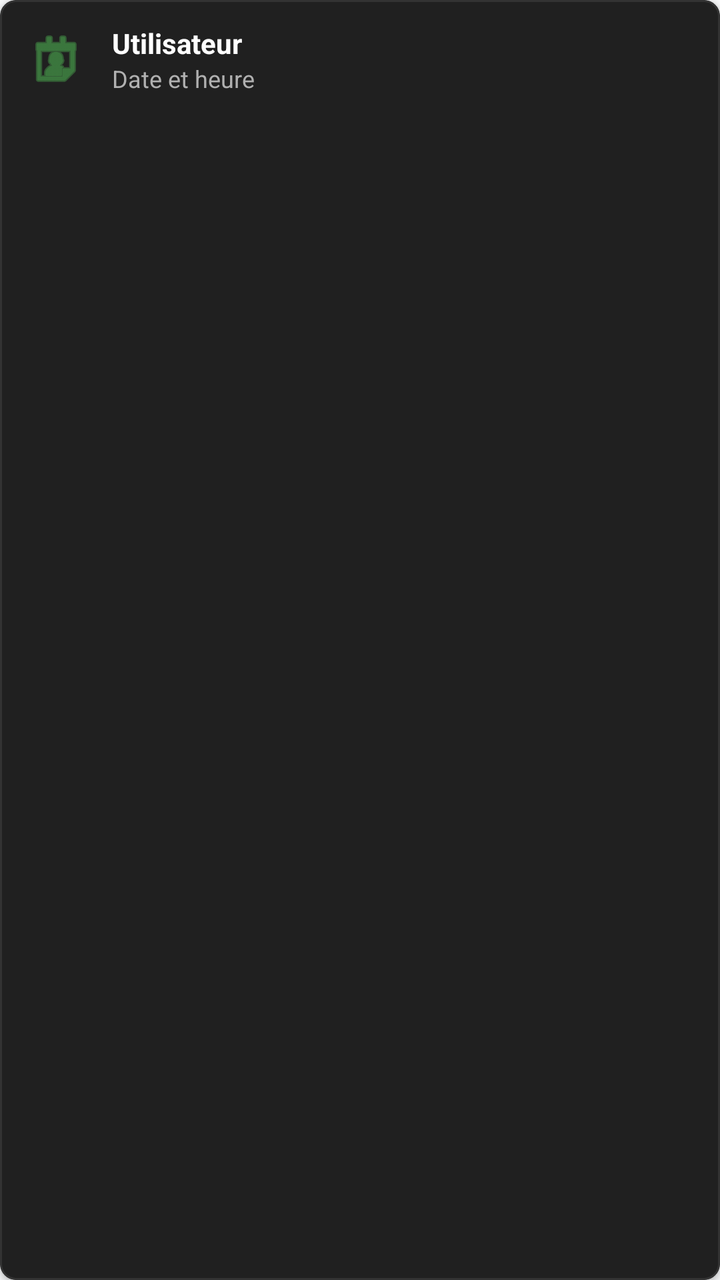
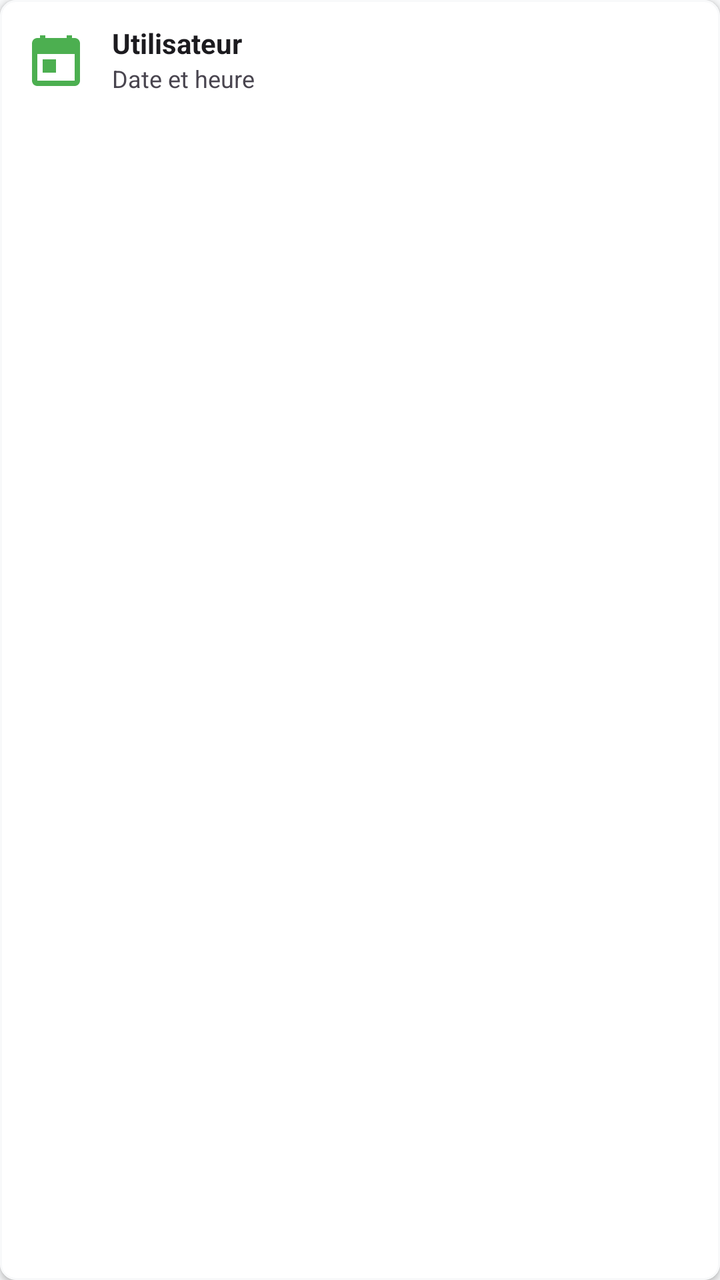

The first picture is an Android layout as it rendered before a commit; the second is the same layout after the commit. The layout source and the unified diff follow.
<!-- AndroidManifest.xml: application theme Theme.Poulailler_copilot -->
<!-- res/layout/item_login_history.xml -->
<?xml version="1.0" encoding="utf-8"?>
<com.google.android.material.card.MaterialCardView xmlns:android="http://schemas.android.com/apk/res/android"
    xmlns:app="http://schemas.android.com/apk/res-auto"
    android:layout_width="match_parent"
    android:layout_height="wrap_content"
    android:layout_marginVertical="4dp"
    app:cardBackgroundColor="#202020"
    app:cardCornerRadius="8dp"
    app:strokeColor="#333333"
    app:strokeWidth="1dp">

    <LinearLayout
        android:layout_width="match_parent"
        android:layout_height="wrap_content"
        android:orientation="horizontal"
        android:padding="12dp"
        android:gravity="center_vertical">

        <ImageView
            android:layout_width="32dp"
            android:layout_height="32dp"
            android:src="@android:drawable/ic_menu_my_calendar"
            app:tint="#4CAF50"
            android:contentDescription="Icône connexion" />

        <LinearLayout
            android:layout_width="0dp"
            android:layout_height="wrap_content"
            android:layout_weight="1"
            android:orientation="vertical"
            android:layout_marginStart="12dp">

            <TextView
                android:id="@+id/tvHistoryUsername"
                android:layout_width="wrap_content"
                android:layout_height="wrap_content"
                android:text="Utilisateur"
                android:textColor="@color/white"
                android:textSize="14sp"
                android:textStyle="bold" />

            <TextView
                android:id="@+id/tvHistoryTime"
                android:layout_width="wrap_content"
                android:layout_height="wrap_content"
                android:text="Date et heure"
                android:textColor="#B0B0B0"
                android:textSize="12sp" />
        </LinearLayout>

    </LinearLayout>
</com.google.android.material.card.MaterialCardView>
<!-- resources referenced by this layout -->
<resources>
  <color name="white">#FFFFFFFF</color>
  <style name="Theme.Poulailler_copilot" parent="Theme.MaterialComponents.DayNight.NoActionBar">
          
          <item name="colorPrimary">@color/primary</item>
          <item name="colorPrimaryVariant">@color/primary_variant</item>
          <item name="colorOnPrimary">@color/white</item>
  
          
          <item name="colorSecondary">@color/secondary</item>
          <item name="colorSecondaryVariant">@color/secondary_variant</item>
          <item name="colorOnSecondary">@color/white</item>
  
          
          <item name="android:windowBackground">@color/background</item>
          <item name="colorSurface">@color/surface</item>
          <item name="colorOnSurface">@color/text_primary</item>
          <item name="colorOnSurfaceVariant">@color/text_secondary</item>
  
          
          <item name="android:textColorPrimary">@color/text_primary</item>
          <item name="android:textColorSecondary">@color/text_secondary</item>
  
          
          <item name="android:statusBarColor">?attr/colorPrimaryVariant</item>
  
          
          <item name="materialCardViewStyle">@style/Widget.App.CardView</item>
          <item name="shapeAppearanceLargeComponent">@style/ShapeAppearance.App.LargeComponent</item>
  
          
          <item name="materialAlertDialogTheme">@style/ThemeOverlay.App.MaterialAlertDialog</item>
          <item name="alertDialogTheme">@style/ThemeOverlay.App.MaterialAlertDialog</item>
      </style>
  <color name="primary">#006D3A</color>
  <color name="primary_variant">#004D22</color>
  <color name="secondary">#43A047</color>
  <color name="secondary_variant">#2E7D32</color>
  <color name="background">@color/off_white</color>
  <color name="surface">#FFFFFF</color>
  <color name="text_primary">#1C1B1F</color>
  <color name="text_secondary">#49454F</color>
  <style name="Widget.App.CardView" parent="Widget.MaterialComponents.CardView">
          <item name="cardElevation">2dp</item>
          <item name="cardCornerRadius">16dp</item>
          <item name="cardBackgroundColor">@color/surface</item>
          <item name="strokeWidth">0dp</item>
      </style>
  <style name="ShapeAppearance.App.LargeComponent" parent="ShapeAppearance.MaterialComponents.LargeComponent">
          <item name="cornerFamily">rounded</item>
          <item name="cornerSize">16dp</item>
      </style>
  <style name="ThemeOverlay.App.MaterialAlertDialog" parent="ThemeOverlay.MaterialComponents.MaterialAlertDialog">
          <item name="colorSurface">@color/surface</item>
          <item name="colorOnSurface">@color/text_primary</item>
          <item name="android:textColorPrimary">@color/text_primary</item>
      </style>
  <color name="off_white">#F8F9FA</color>
</resources>

<!-- the commit's change to res/layout/item_login_history.xml (unified diff, before → after) -->
@@ -4,9 +4,9 @@
     android:layout_width="match_parent"
     android:layout_height="wrap_content"
     android:layout_marginVertical="4dp"
-    app:cardBackgroundColor="#202020"
+    app:cardBackgroundColor="@color/surface"
     app:cardCornerRadius="8dp"
-    app:strokeColor="#333333"
+    app:strokeColor="@color/off_white"
     app:strokeWidth="1dp">
 
     <LinearLayout
@@ -19,7 +19,7 @@
         <ImageView
             android:layout_width="32dp"
             android:layout_height="32dp"
-            android:src="@android:drawable/ic_menu_my_calendar"
+            android:src="@drawable/ic_calendar"
             app:tint="#4CAF50"
             android:contentDescription="Icône connexion" />
 
@@ -35,7 +35,7 @@
                 android:layout_width="wrap_content"
                 android:layout_height="wrap_content"
                 android:text="Utilisateur"
-                android:textColor="@color/white"
+                android:textColor="@color/text_primary"
                 android:textSize="14sp"
                 android:textStyle="bold" />
 
@@ -44,7 +44,7 @@
                 android:layout_width="wrap_content"
                 android:layout_height="wrap_content"
                 android:text="Date et heure"
-                android:textColor="#B0B0B0"
+                android:textColor="@color/text_secondary"
                 android:textSize="12sp" />
         </LinearLayout>
 
<!-- resource entries referenced after the edit -->
@@ -41,6 +41,16 @@
   <color name="surface">#FFFFFF</color>
   <color name="text_primary">#1C1B1F</color>
   <color name="text_secondary">#49454F</color>
+  <!-- drawable ic_calendar (drawable) -->
+  <vector xmlns:android="http://schemas.android.com/apk/res/android"
+      android:width="24dp"
+      android:height="24dp"
+      android:viewportWidth="24"
+      android:viewportHeight="24">
+      <path
+          android:fillColor="#000000"
+          android:pathData="M19,4h-1V3h-2v1H8V3H6v1H5C3.89,4 3.01,4.9 3.01,6L3,20c0,1.1 0.89,2 2,2h14c1.1,0 2,-0.9 2,-2V6C21,4.9 20.1,4 19,4z M19,20H5V10h14V20z M7,12h5v5H7z"/>
+  </vector>
   <style name="Widget.App.CardView" parent="Widget.MaterialComponents.CardView">
           <item name="cardElevation">2dp</item>
           <item name="cardCornerRadius">16dp</item>
